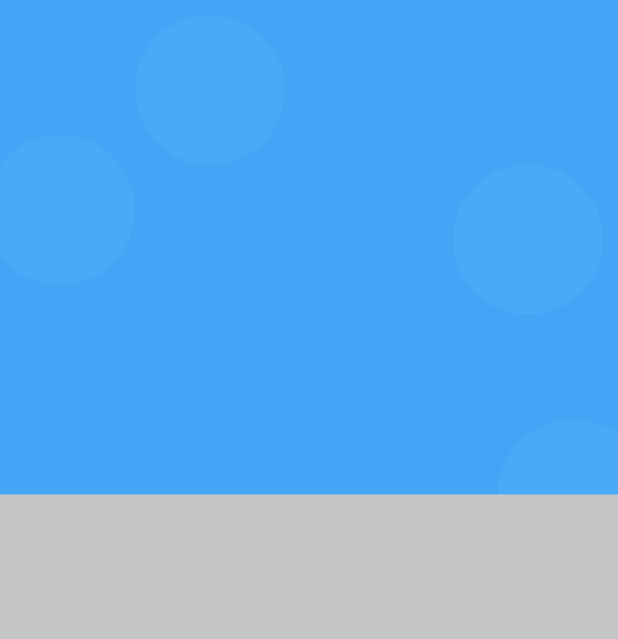
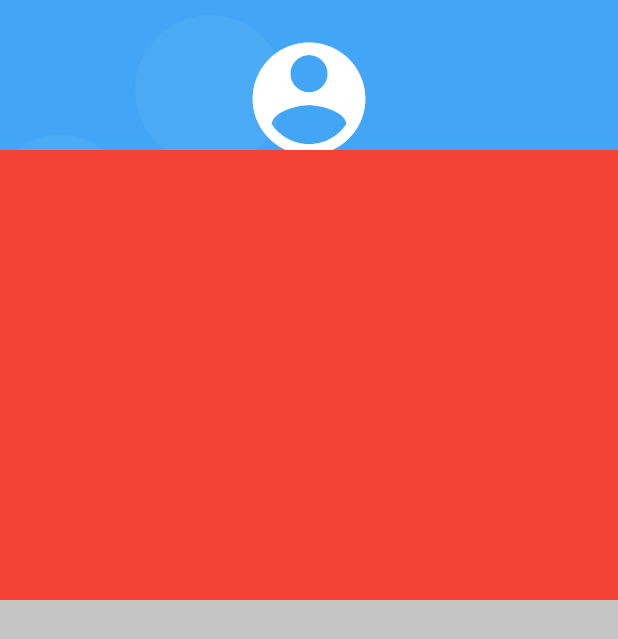
Before and after one commit to kervisvasquez1993/flutter-app, a Flutter app: the screen it shows after launch, on a phone screen of 412 x 824 dp. Shown: the top 639 px of the screen. Run offline on Flutter 3.47's test engine with Material 2 defaults, Android fonts, the phone set to English and light mode, and no system bars.

Commit message:
agregamos cardContainer en nuestro widget

```diff
--- a/lib/screens/login_screens.dart
+++ b/lib/screens/login_screens.dart
@@ -7,7 +7,18 @@ class LoginScreens extends StatelessWidget {
   @override
   Widget build(BuildContext context) {
     return Scaffold(
-      body: AuthBackground(),
+      body: AuthBackground(
+          child: SingleChildScrollView(
+              child: Column(
+        children: [
+          SizedBox(
+            height: 100,
+          ),
+          CartContainer()
+        ],
+      ))),
     );
   }
 }
+
+class CardContainer {}
--- a/lib/screens/widgets/auth_background.dart
+++ b/lib/screens/widgets/auth_background.dart
@@ -1,17 +1,41 @@
 import 'package:flutter/material.dart';
 
 class AuthBackground extends StatelessWidget {
+  final Widget child;
+
+  const AuthBackground({Key? key, required this.child}) : super(key: key);
+
   @override
   Widget build(BuildContext context) {
     Color c = const Color.fromRGBO(144, 144, 144, 0.5);
+
     return Container(
       color: c,
       width: double.infinity,
       height: double.infinity,
       child: Stack(
-        children: [
+        children: <Widget>[
           _PurpleBox(),
+          HeaderIcons(),
+          this.child,
         ],
+      ),
+    );
+  }
+}
+
+class HeaderIcons extends StatelessWidget {
+  @override
+  Widget build(BuildContext context) {
+    return SafeArea(
+      child: Container(
+        width: double.infinity,
+        margin: EdgeInsets.only(top: 20),
+        child: Icon(
+          Icons.person_pin,
+          color: Colors.white,
+          size: 100,
+        ),
       ),
     );
   }
--- /dev/null
+++ b/lib/screens/widgets/card_container.dart
@@ -0,0 +1,12 @@
+import 'package:flutter/material.dart';
+
+class CartContainer extends StatelessWidget {
+  @override
+  Widget build(BuildContext context) {
+    return Container(
+      width: double.infinity,
+      height: 300,
+      color: Colors.red,
+    );
+  }
+}
--- a/lib/screens/widgets/widget.dart
+++ b/lib/screens/widgets/widget.dart
@@ -1 +1,2 @@
 export 'package:app_delivery_redvital/screens/widgets/auth_background.dart';
+export 'package:app_delivery_redvital/screens/widgets/card_container.dart';
```
